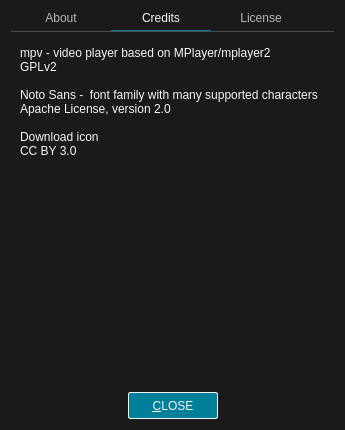
This is src/ui/aboutdialog.ui in u8sand/Baka-MPlayer as Qt 5 draws it before an edit. The edited form follows.
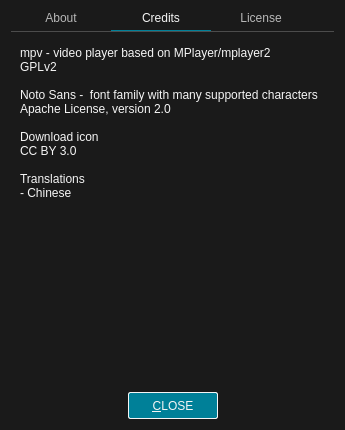
This is the edited form. The open tabs and pages were chosen to show the change. Icons and pictures are not drawn.

Commit message: aboutdialog.ui: add translation credit

The edit to the form file:
```diff
--- a/src/ui/aboutdialog.ui
+++ b/src/ui/aboutdialog.ui
@@ -219,7 +219,10 @@
 Apache License, version 2.0 &lt;Google&gt;
 
 Download icon
-CC BY 3.0 &lt;Sasha Mescheryakov&gt;</string>
+CC BY 3.0 &lt;Sasha Mescheryakov&gt;
+
+Translations
+- Chinese &lt;amazingfate&gt;</string>
          </property>
         </widget>
        </item>
```
